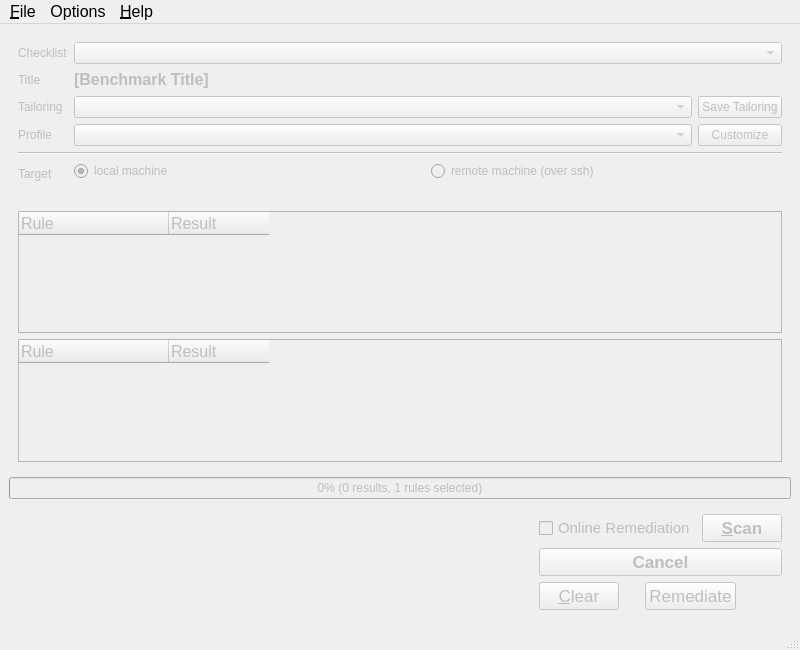
First picture: the form in src/ui/MainWindow.ui, repository eurolinux-enterprise-linux-sources/scap-workbench, before the edit.
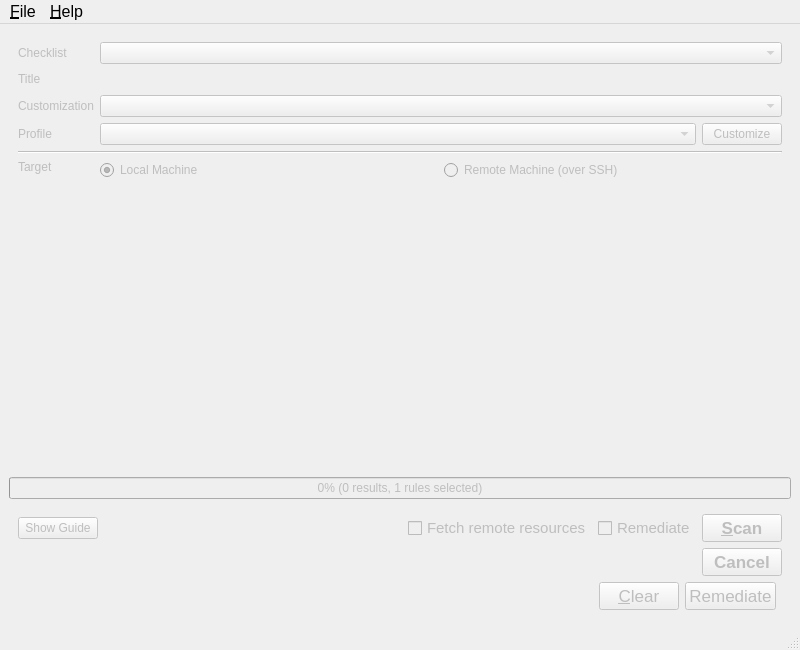
Second picture: the form after the edit. Custom widgets are drawn as their Qt base class.

What changed in the file:
```diff
--- a/src/ui/MainWindow.ui
+++ b/src/ui/MainWindow.ui
@@ -27,7 +27,7 @@
        <item row="6" column="2">
         <widget class="QPushButton" name="customizeProfileButton">
          <property name="toolTip">
-          <string>Creates a new profile that inherits selected profile, opens a window to edit the newly created profile.</string>
+          <string>Duplicates the current profile, and opens a window to customize it.</string>
          </property>
          <property name="text">
           <string>Customize</string>
@@ -40,19 +40,40 @@
        <item row="8" column="1" colspan="2">
         <widget class="QWidget" name="widget_3" native="true">
          <layout class="QVBoxLayout" name="verticalLayout_4">
-          <property name="margin">
+          <property name="leftMargin">
+           <number>0</number>
+          </property>
+          <property name="topMargin">
+           <number>0</number>
+          </property>
+          <property name="rightMargin">
+           <number>0</number>
+          </property>
+          <property name="bottomMargin">
            <number>0</number>
           </property>
           <item>
            <widget class="QWidget" name="widget_4" native="true">
             <layout class="QHBoxLayout" name="horizontalLayout_5">
-             <property name="margin">
+             <property name="leftMargin">
+              <number>0</number>
+             </property>
+             <property name="topMargin">
+              <number>0</number>
+             </property>
+             <property name="rightMargin">
+              <number>0</number>
+             </property>
+             <property name="bottomMargin">
               <number>0</number>
              </property>
              <item>
               <widget class="QRadioButton" name="localMachineRadioButton">
+               <property name="toolTip">
+                <string>Selecting the Local Machine target will cause workbench to evaluate the same machine that it is running on.</string>
+               </property>
                <property name="text">
-                <string>local machine</string>
+                <string>Local Machine</string>
                </property>
                <property name="checked">
                 <bool>true</bool>
@@ -61,8 +82,11 @@
              </item>
              <item>
               <widget class="QRadioButton" name="remoteMachineRadioButton">
+               <property name="toolTip">
+                <string>The Remote Machine target enables workbench to scan any remote machine that can be accessed using SSH.</string>
+               </property>
                <property name="text">
-                <string>remote machine (over ssh)</string>
+                <string>Remote Machine (over SSH)</string>
                </property>
               </widget>
              </item>
@@ -75,16 +99,6 @@
          </layout>
         </widget>
        </item>
-       <item row="5" column="2">
-        <widget class="QPushButton" name="saveTailoringButton">
-         <property name="text">
-          <string>Save Tailoring</string>
-         </property>
-         <property name="shortcut">
-          <string/>
-         </property>
-        </widget>
-       </item>
        <item row="7" column="0" colspan="3">
         <widget class="Line" name="line_2">
          <property name="orientation">
@@ -118,29 +132,30 @@
        </item>
        <item row="8" column="0">
         <widget class="QLabel" name="label">
-         <property name="sizePolicy">
-          <sizepolicy hsizetype="Preferred" vsizetype="Maximum">
-           <horstretch>0</horstretch>
-           <verstretch>0</verstretch>
-          </sizepolicy>
-         </property>
          <property name="text">
           <string>Target</string>
          </property>
+         <property name="alignment">
+          <set>Qt::AlignLeading|Qt::AlignLeft|Qt::AlignTop</set>
+         </property>
         </widget>
        </item>
        <item row="5" column="0">
         <widget class="QLabel" name="label_4">
          <property name="text">
-          <string>Tailoring</string>
+          <string>Customization</string>
          </property>
         </widget>
        </item>
        <item row="6" column="1">
-        <widget class="QComboBox" name="profileComboBox"/>
-       </item>
-       <item row="5" column="1">
-        <widget class="QComboBox" name="tailoringFileComboBox"/>
+        <widget class="QComboBox" name="profileComboBox">
+         <property name="toolTip">
+          <string>Determines which XCCDF profile will be used for evaluation. Listed profiles come from the input content and customization file.</string>
+         </property>
+         <property name="maxVisibleItems">
+          <number>15</number>
+         </property>
+        </widget>
        </item>
        <item row="3" column="1" colspan="2">
         <widget class="QLabel" name="titleLabel">
@@ -157,8 +172,11 @@
            <bold>true</bold>
           </font>
          </property>
+         <property name="toolTip">
+          <string>TItle of the XCCDF Benchmark</string>
+         </property>
          <property name="text">
-          <string>[Benchmark Title]</string>
+          <string/>
          </property>
         </widget>
        </item>
@@ -182,81 +200,24 @@
          </property>
         </spacer>
        </item>
+       <item row="5" column="1" colspan="2">
+        <widget class="QComboBox" name="tailoringFileComboBox">
+         <property name="toolTip">
+          <string>Allows to select, load or reset a customization. Customization is called XCCDF Tailoring in the specification.</string>
+         </property>
+        </widget>
+       </item>
       </layout>
      </widget>
     </item>
     <item>
-     <widget class="QWidget" name="widget_2" native="true">
-      <layout class="QVBoxLayout" name="verticalLayout_2">
-       <item>
-        <widget class="QTreeWidget" name="selectedRulesTree">
-         <property name="font">
-          <font>
-           <pointsize>12</pointsize>
-          </font>
-         </property>
-         <property name="alternatingRowColors">
-          <bool>true</bool>
-         </property>
-         <property name="rootIsDecorated">
-          <bool>false</bool>
-         </property>
-         <attribute name="headerDefaultSectionSize">
-          <number>150</number>
-         </attribute>
-         <attribute name="headerStretchLastSection">
-          <bool>false</bool>
-         </attribute>
-         <column>
-          <property name="text">
-           <string>Rule</string>
-          </property>
-         </column>
-         <column>
-          <property name="text">
-           <string>Result</string>
-          </property>
-         </column>
-        </widget>
-       </item>
-       <item>
-        <widget class="QTreeWidget" name="ruleResultsTree">
-         <property name="font">
-          <font>
-           <pointsize>12</pointsize>
-          </font>
-         </property>
-         <property name="alternatingRowColors">
-          <bool>true</bool>
-         </property>
-         <property name="rootIsDecorated">
-          <bool>false</bool>
-         </property>
-         <property name="uniformRowHeights">
-          <bool>true</bool>
-         </property>
-         <property name="sortingEnabled">
-          <bool>false</bool>
-         </property>
-         <attribute name="headerDefaultSectionSize">
-          <number>150</number>
-         </attribute>
-         <attribute name="headerStretchLastSection">
-          <bool>false</bool>
-         </attribute>
-         <column>
-          <property name="text">
-           <string>Rule</string>
-          </property>
-         </column>
-         <column>
-          <property name="text">
-           <string>Result</string>
-          </property>
-         </column>
-        </widget>
-       </item>
-      </layout>
+     <widget class="RuleResultsTree" name="ruleResultsTree" native="true">
+      <property name="sizePolicy">
+       <sizepolicy hsizetype="Preferred" vsizetype="Expanding">
+        <horstretch>0</horstretch>
+        <verstretch>0</verstretch>
+       </sizepolicy>
+      </property>
      </widget>
     </item>
     <item>
@@ -281,31 +242,71 @@
        </sizepolicy>
       </property>
       <layout class="QHBoxLayout" name="horizontalLayout_2">
-       <item>
-        <spacer name="horizontalSpacer">
-         <property name="orientation">
-          <enum>Qt::Horizontal</enum>
-         </property>
-         <property name="sizeHint" stdset="0">
-          <size>
-           <width>211</width>
-           <height>20</height>
-          </size>
-         </property>
-        </spacer>
-       </item>
        <item>
         <widget class="QWidget" name="widget_5" native="true">
          <layout class="QVBoxLayout" name="verticalLayout_3">
-          <property name="margin">
+          <property name="leftMargin">
+           <number>0</number>
+          </property>
+          <property name="topMargin">
+           <number>0</number>
+          </property>
+          <property name="rightMargin">
+           <number>0</number>
+          </property>
+          <property name="bottomMargin">
            <number>0</number>
           </property>
           <item>
            <widget class="QWidget" name="preScanTools" native="true">
             <layout class="QHBoxLayout" name="horizontalLayout">
-             <property name="margin">
+             <property name="leftMargin">
               <number>0</number>
              </property>
+             <property name="topMargin">
+              <number>0</number>
+             </property>
+             <property name="rightMargin">
+              <number>0</number>
+             </property>
+             <property name="bottomMargin">
+              <number>0</number>
+             </property>
+             <item>
+              <widget class="QPushButton" name="showGuideButton">
+               <property name="text">
+                <string>Show Guide</string>
+               </property>
+              </widget>
+             </item>
+             <item>
+              <spacer name="horizontalSpacer">
+               <property name="orientation">
+                <enum>Qt::Horizontal</enum>
+               </property>
+               <property name="sizeHint" stdset="0">
+                <size>
+                 <width>211</width>
+                 <height>20</height>
+                </size>
+               </property>
+              </spacer>
+             </item>
+             <item>
+              <widget class="QCheckBox" name="fetchRemoteResourcesCheckbox">
+               <property name="font">
+                <font>
+                 <pointsize>11</pointsize>
+                </font>
+               </property>
+               <property name="toolTip">
+                <string>&lt;html&gt;&lt;head/&gt;&lt;body&gt;&lt;p&gt;Allow download of&amp;nbsp;remote OVAL content referenced from&amp;nbsp;XCCDF by&amp;nbsp;check-content-ref/@href.&lt;/p&gt;&lt;/body&gt;&lt;/html&gt;</string>
+               </property>
+               <property name="text">
+                <string>Fetch remote resources</string>
+               </property>
+              </widget>
+             </item>
              <item>
               <widget class="QCheckBox" name="onlineRemediationCheckBox">
                <property name="font">
@@ -314,10 +315,10 @@
                 </font>
                </property>
                <property name="toolTip">
-                <string>Checking this enables online remediation of failed checks. Online in the sense of being done as part of the evaluation.</string>
+                <string>&lt;html&gt;&lt;head/&gt;&lt;body&gt;&lt;p&gt;Attempts to automatically correct issues identified by the scan.&lt;/p&gt;&lt;p&gt;Note: Automated remediation may impact system functionality.&lt;/p&gt;&lt;/body&gt;&lt;/html&gt;</string>
                </property>
                <property name="text">
-                <string>Online Remediation</string>
+                <string>Remediate</string>
                </property>
               </widget>
              </item>
@@ -330,6 +331,9 @@
                  <bold>true</bold>
                 </font>
                </property>
+               <property name="toolTip">
+                <string>Starts the evaluation.</string>
+               </property>
                <property name="text">
                 <string>&amp;Scan</string>
                </property>
@@ -341,9 +345,31 @@
           <item>
            <widget class="QWidget" name="scanTools" native="true">
             <layout class="QHBoxLayout" name="horizontalLayout_4">
-             <property name="margin">
+             <property name="leftMargin">
               <number>0</number>
              </property>
+             <property name="topMargin">
+              <number>0</number>
+             </property>
+             <property name="rightMargin">
+              <number>0</number>
+             </property>
+             <property name="bottomMargin">
+              <number>0</number>
+             </property>
+             <item>
+              <spacer name="horizontalSpacer_4">
+               <property name="orientation">
+                <enum>Qt::Horizontal</enum>
+               </property>
+               <property name="sizeHint" stdset="0">
+                <size>
+                 <width>40</width>
+                 <height>20</height>
+                </size>
+               </property>
+              </spacer>
+             </item>
              <item>
               <widget class="QPushButton" name="cancelButton">
                <property name="font">
@@ -353,6 +379,9 @@
                  <bold>true</bold>
                 </font>
                </property>
+               <property name="toolTip">
+                <string>Cancels the evaluation. Partial results may be lost.</string>
+               </property>
                <property name="text">
                 <string>Cancel</string>
                </property>
@@ -367,9 +396,31 @@
           <item>
            <widget class="QWidget" name="postScanTools" native="true">
             <layout class="QHBoxLayout" name="horizontalLayout_3">
-             <property name="margin">
+             <property name="leftMargin">
               <number>0</number>
              </property>
+             <property name="topMargin">
+              <number>0</number>
+             </property>
+             <property name="rightMargin">
+              <number>0</number>
+             </property>
+             <property name="bottomMargin">
+              <number>0</number>
+             </property>
+             <item>
+              <spacer name="horizontalSpacer_3">
+               <property name="orientation">
+                <enum>Qt::Horizontal</enum>
+               </property>
+               <property name="sizeHint" stdset="0">
+                <size>
+                 <width>40</width>
+                 <height>20</height>
+                </size>
+               </property>
+              </spacer>
+             </item>
              <item>
               <widget class="QPushButton" name="clearButton">
                <property name="font">
@@ -377,27 +428,14 @@
                  <pointsize>13</pointsize>
                 </font>
                </property>
+               <property name="toolTip">
+                <string>Causes workbench to forget all collected evaluation results and prepares it for another scan.</string>
+               </property>
                <property name="text">
                 <string>&amp;Clear</string>
                </property>
               </widget>
              </item>
-             <item>
-              <spacer name="horizontalSpacer_3">
-               <property name="orientation">
-                <enum>Qt::Horizontal</enum>
-               </property>
-               <property name="sizeType">
-                <enum>QSizePolicy::Minimum</enum>
-               </property>
-               <property name="sizeHint" stdset="0">
-                <size>
-                 <width>20</width>
-                 <height>1</height>
-                </size>
-               </property>
-              </spacer>
-             </item>
              <item>
               <widget class="QPushButton" name="offlineRemediateButton">
                <property name="enabled">
@@ -440,7 +478,7 @@
      <x>0</x>
      <y>0</y>
      <width>800</width>
-     <height>27</height>
+     <height>23</height>
     </rect>
    </property>
    <property name="font">
@@ -457,12 +495,17 @@
     </property>
     <widget class="QMenu" name="menuSave">
      <property name="title">
-      <string>Save As ...</string>
+      <string>Save All</string>
      </property>
      <addaction name="actionSaveIntoDirectory"/>
      <addaction name="actionSaveAsRPM"/>
     </widget>
+    <addaction name="actionOpenSSG"/>
     <addaction name="actionOpen"/>
+    <addaction name="separator"/>
+    <addaction name="actionOpenCustomizationFile"/>
+    <addaction name="separator"/>
+    <addaction name="actionSaveTailoring"/>
     <addaction name="menuSave"/>
     <addaction name="separator"/>
     <addaction name="actionQuit"/>
@@ -478,25 +521,24 @@
     <addaction name="actionAbout"/>
     <addaction name="actionAboutQt"/>
    </widget>
-   <widget class="QMenu" name="menuOptions">
-    <property name="title">
-     <string>Options</string>
-    </property>
-    <addaction name="actionSkipValidation"/>
-   </widget>
    <addaction name="menuFile"/>
-   <addaction name="menuOptions"/>
    <addaction name="menuHelp"/>
   </widget>
   <action name="actionOpen">
    <property name="text">
-    <string>&amp;Open content</string>
+    <string>&amp;Open Other Content</string>
+   </property>
+   <property name="shortcutContext">
+    <enum>Qt::ApplicationShortcut</enum>
    </property>
   </action>
   <action name="actionQuit">
    <property name="text">
     <string>&amp;Quit</string>
    </property>
+   <property name="shortcut">
+    <string>Ctrl+Q</string>
+   </property>
   </action>
   <action name="actionAbout">
    <property name="text">
@@ -510,12 +552,12 @@
   </action>
   <action name="actionSaveIntoDirectory">
    <property name="text">
-    <string>Save into directory</string>
+    <string>Into a directory</string>
    </property>
   </action>
   <action name="actionSaveAsRPM">
    <property name="text">
-    <string>Save as RPM</string>
+    <string>As RPM</string>
    </property>
   </action>
   <action name="actionAboutQt">
@@ -528,15 +570,19 @@
     <string>Show Diagnostics</string>
    </property>
   </action>
-  <action name="actionSkipValidation">
-   <property name="checkable">
-    <bool>true</bool>
+  <action name="actionSaveTailoring">
+   <property name="text">
+    <string>Save Customization Only</string>
    </property>
+  </action>
+  <action name="actionOpenSSG">
    <property name="text">
-    <string>Skip validation</string>
+    <string>Open &amp;SCAP Security Guide</string>
    </property>
-   <property name="toolTip">
-    <string>Causes openscap to skip validation of input and output content. This option is discouraged!</string>
+  </action>
+  <action name="actionOpenCustomizationFile">
+   <property name="text">
+    <string>Open &amp;Customization File</string>
    </property>
   </action>
  </widget>
@@ -553,6 +599,12 @@
    <header>RemoteMachineComboBox.h</header>
    <container>1</container>
   </customwidget>
+  <customwidget>
+   <class>RuleResultsTree</class>
+   <extends>QWidget</extends>
+   <header>RuleResultsTree.h</header>
+   <container>1</container>
+  </customwidget>
  </customwidgets>
  <resources/>
  <connections>
```
Left out of the diff: 8 changed lines with no effect on the pictures.
